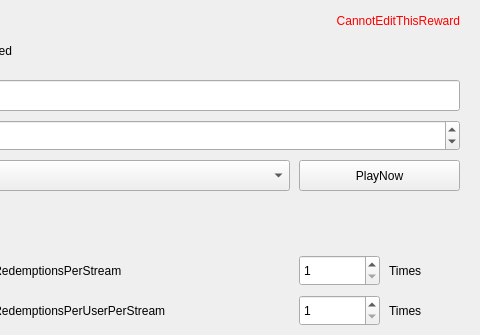
The window that src/EditRewardDialog.ui (gottagofaster236/RewardsTheater) describes before a commit, drawn with Qt 5; both pictures show x 181 to 661 and y 0 to 335 of the 661 by 481 pixel window.
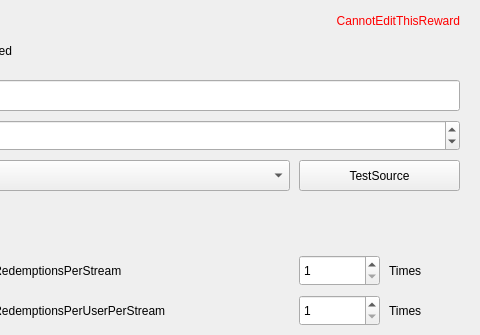
The same window after the commit.

Commit message: Check for an empty source when testing it

Diff of the .ui file:
```diff
--- a/src/EditRewardDialog.ui
+++ b/src/EditRewardDialog.ui
@@ -117,7 +117,7 @@
     </rect>
    </property>
    <property name="text">
-    <string>PlayNow</string>
+    <string>TestSource</string>
    </property>
   </widget>
   <widget class="QLabel" name="backgroundColor">
```
Left out of the diff: 2 changed lines with no effect on the pictures. The commit also changes 10 other files.
